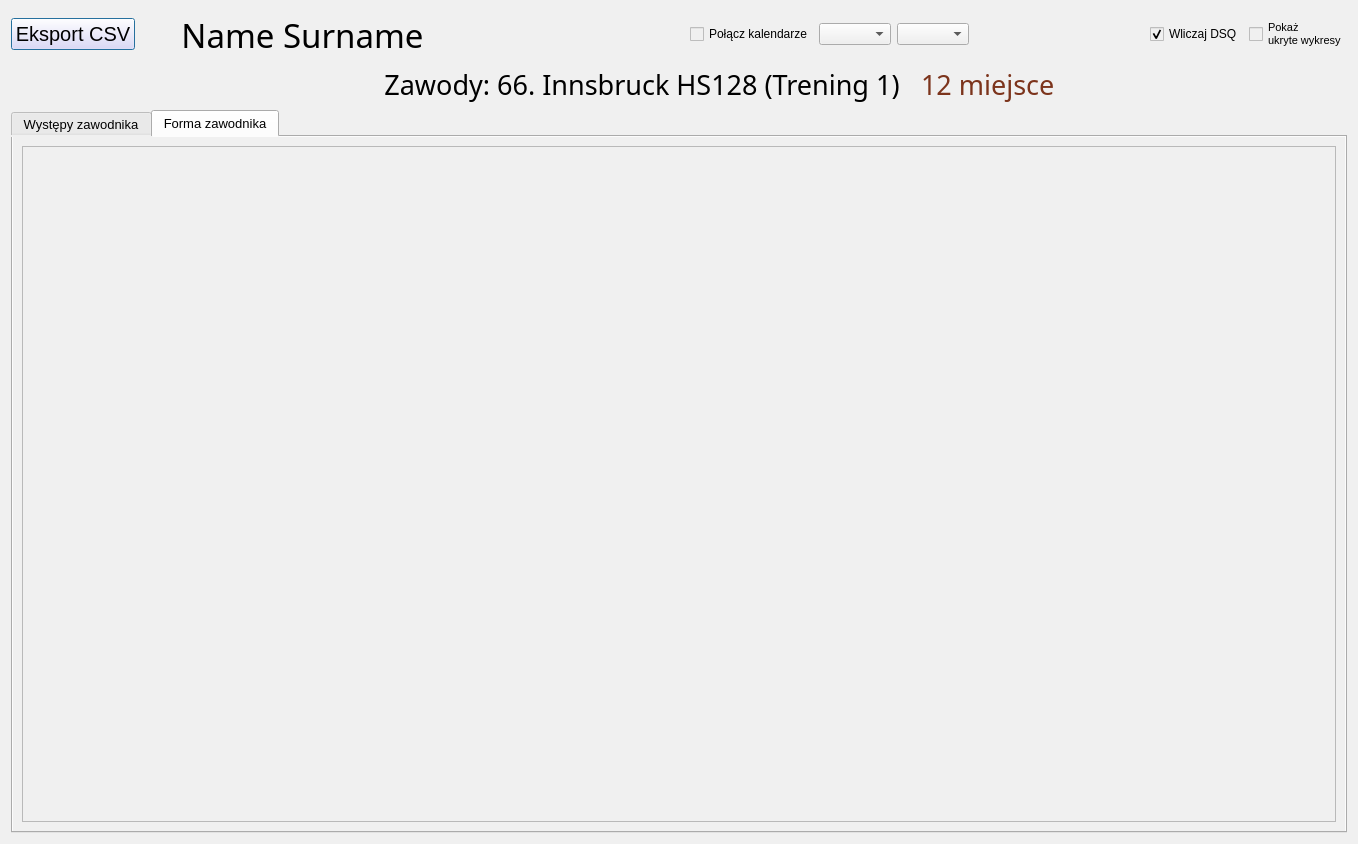
First picture: the form in source/UI/Seasons/Stats/JumperStatsWindow.ui, repository SiekamCebule/sj-sim, before the edit.
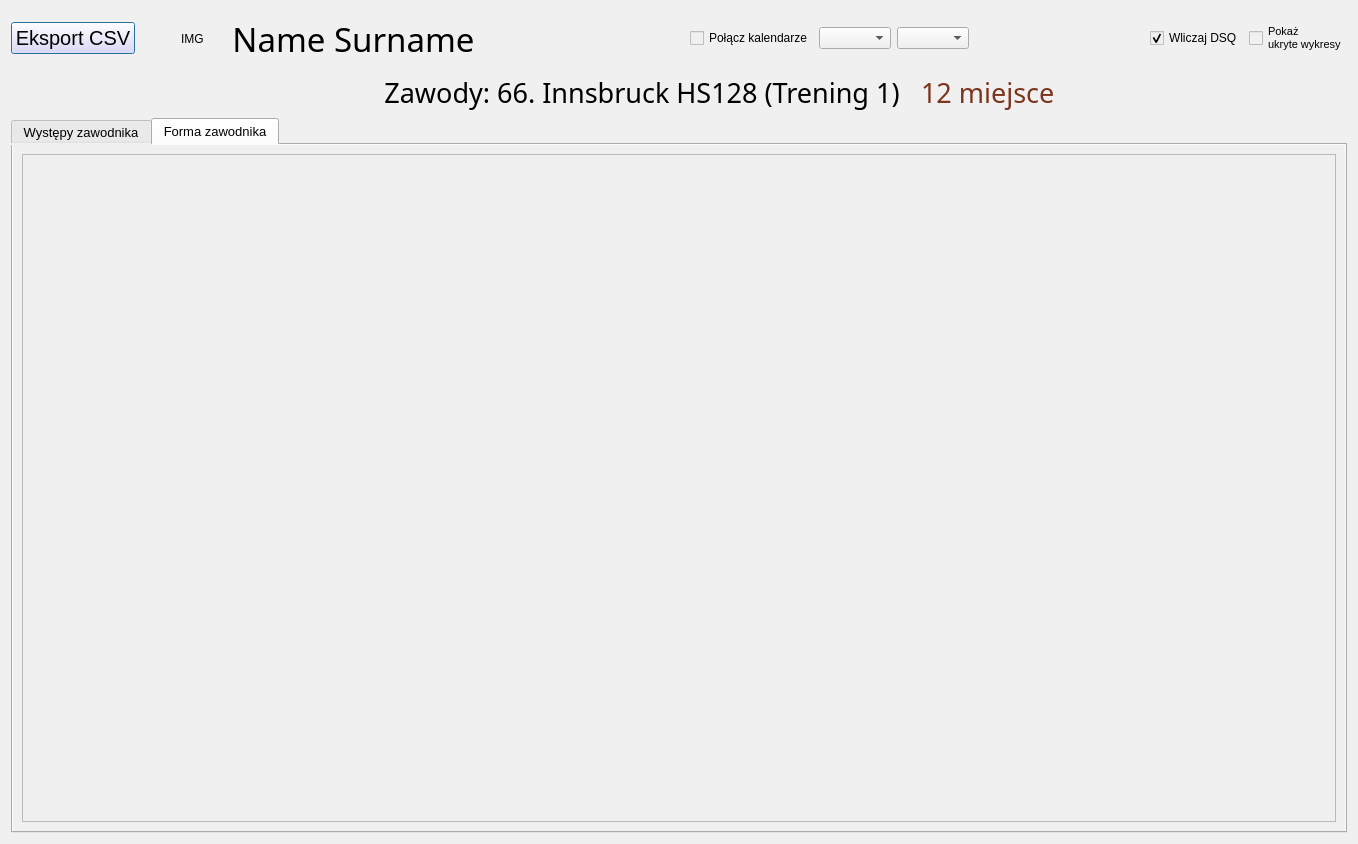
Second picture: the form after the edit. The open tabs and pages were chosen to show the change.

What changed in the file:
```diff
--- a/source/UI/Seasons/Stats/JumperStatsWindow.ui
+++ b/source/UI/Seasons/Stats/JumperStatsWindow.ui
@@ -21,7 +21,7 @@
   </property>
   <layout class="QVBoxLayout" name="verticalLayout_2">
    <item>
-    <layout class="QHBoxLayout" name="horizontalLayout" stretch="0,0,0,0,0,0,0,0,0,0,0,0,0,0,0,0,0,0,0,0">
+    <layout class="QHBoxLayout" name="horizontalLayout" stretch="0,0,0,0,0,0,0,0,0,0,0,0,0,0,0,0,0,0,0,0,0">
      <item>
       <widget class="QPushButton" name="pushButton_csvExport">
        <property name="font">
@@ -53,6 +53,25 @@
        </property>
       </spacer>
      </item>
+     <item>
+      <widget class="QLabel" name="label_img">
+       <property name="minimumSize">
+        <size>
+         <width>45</width>
+         <height>55</height>
+        </size>
+       </property>
+       <property name="maximumSize">
+        <size>
+         <width>45</width>
+         <height>55</height>
+        </size>
+       </property>
+       <property name="text">
+        <string>IMG</string>
+       </property>
+      </widget>
+     </item>
      <item>
       <widget class="QLabel" name="label_jumperNameAndSurname">
        <property name="sizePolicy">
@@ -622,7 +641,7 @@
             <x>0</x>
             <y>0</y>
             <width>1316</width>
-            <height>672</height>
+            <height>664</height>
            </rect>
           </property>
           <layout class="QVBoxLayout" name="verticalLayout_7">
```
